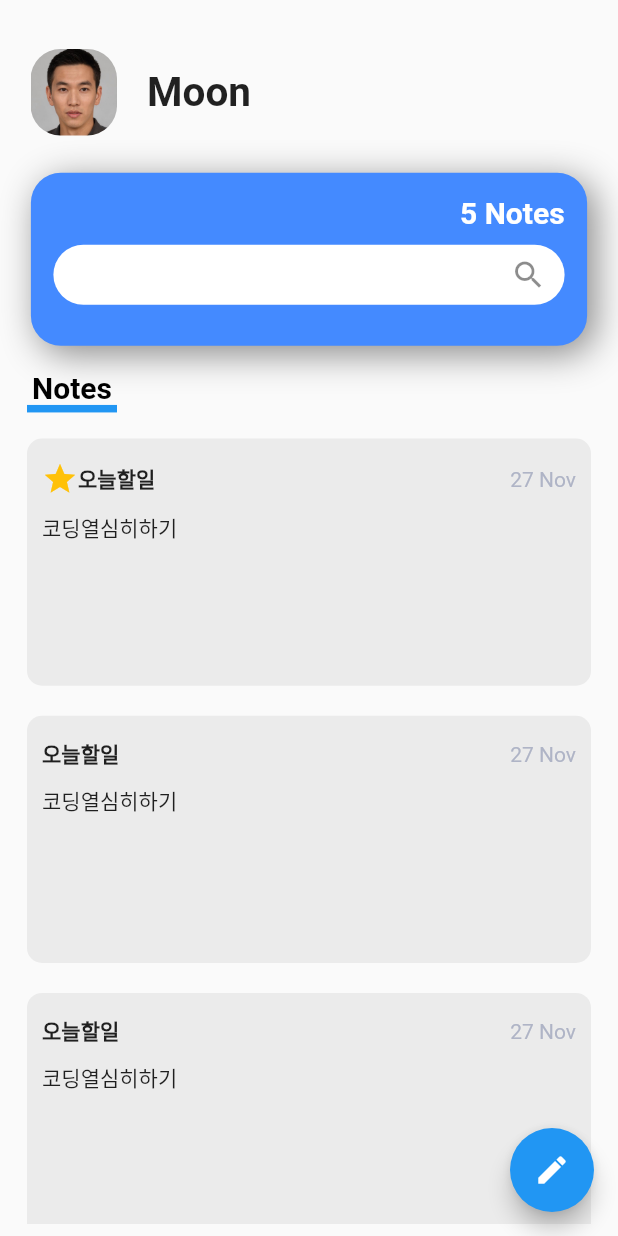
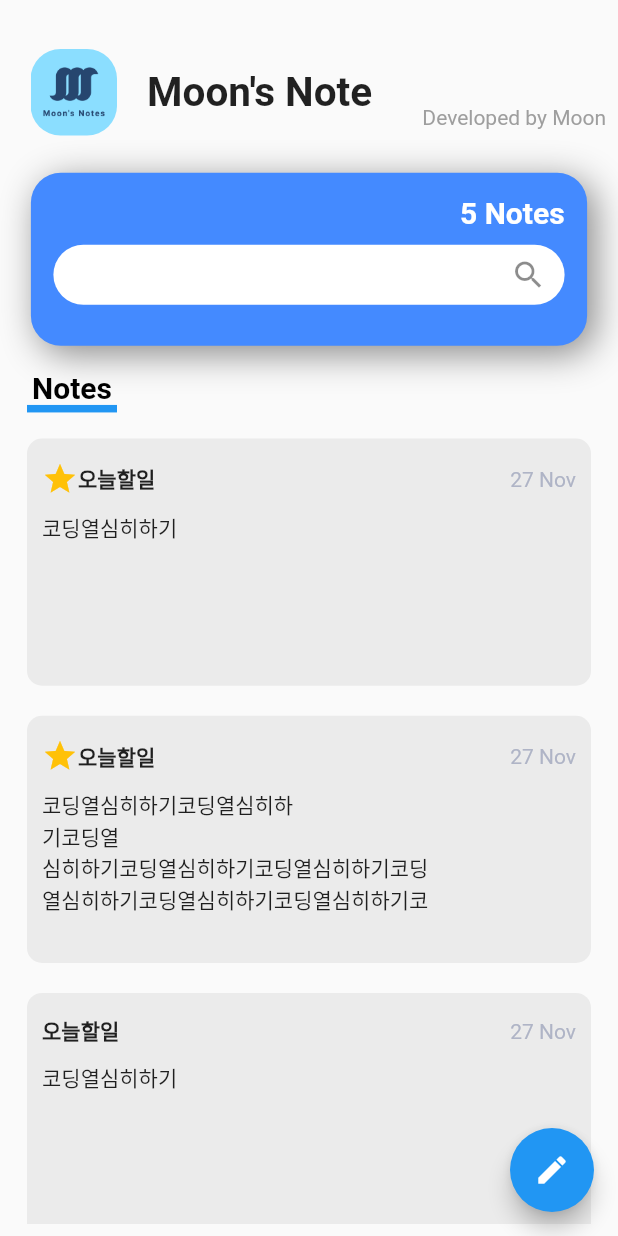
Before and after one commit to mju3356/Moon-s-Notes, a Flutter app: the screen it shows after launch, on a phone screen of 412 x 824 dp. Run offline on Flutter 3.47's test engine with Material 2 defaults, Android fonts, the phone set to English and light mode, and no system bars; our stand-ins replace image_picker.

Commit message:
2020-12-01~02

```diff
--- a/lib/main.dart
+++ b/lib/main.dart
@@ -1,11 +1,17 @@
 import 'package:flutter/material.dart';
-import 'screens/main_page.dart';
+
+import 'package:flutter_notes_app_v1/screens/main_page.dart';
 
 void main() {
   runApp(MyApp());
 }
 
-class MyApp extends StatelessWidget {
+class MyApp extends StatefulWidget {
+  @override
+  _MyAppState createState() => _MyAppState();
+}
+
+class _MyAppState extends State<MyApp> {
   @override
   Widget build(BuildContext context) {
     return MaterialApp(
--- a/lib/model/notes.dart
+++ b/lib/model/notes.dart
@@ -3,11 +3,11 @@ import 'dart:io';
 import 'package:flutter/material.dart';
 
 class Note {
-  final String title;
+  String title;
   final DateTime date;
   bool important;
-  final File image;
-  final String content;
+  File image;
+  String content;
   bool delete;
 
   Note.fromMap(Map<String, dynamic> map)
@@ -18,3 +18,43 @@ class Note {
         content = map['content'],
         delete = false;
 }
+
+//notes Test Data
+List<Note> notes = [
+  Note.fromMap({
+    'title': '오늘할일',
+    'date': DateTime(2020, 11, 27, 21, 30),
+    'content': '코딩열심히하기',
+    'important': true,
+    'image': null
+  }),
+  Note.fromMap({
+    'title': '오늘할일',
+    'date': DateTime(2020, 11, 27, 21, 30),
+    'content': '코딩열심히하기',
+    'important': false,
+    'image': null
+  }),
+  Note.fromMap({
+    'title': '오늘할일',
+    'date': DateTime(2020, 11, 27, 21, 30),
+    'content': '코딩열심히하기',
+    'important': false,
+    'image': null
+  }),
+  Note.fromMap({
+    'title': '오늘할일',
+    'date': DateTime(2020, 11, 27, 21, 30),
+    'content': '코딩열심히하기',
+    'important': false,
+    'image': null
+  }),
+  Note.fromMap({
+    'title': '오늘할일',
+    'date': DateTime(2020, 11, 27, 21, 30),
+    'content':
+        '코딩열심히하기코딩열심히하\n기코딩열\n심히하기코딩열심히하기코딩열심히하기코딩열심히하기코딩열심히하기코딩열심히하기코딩열심히하기코딩열심히하기코딩열심히하기코딩열심히하기코딩열심히하기코딩열심히하기코딩열심히하기코딩열심히하기코딩열심히하기코딩열심히하기',
+    'important': true,
+    'image': null
+  }),
+];
--- a/lib/screens/main_page.dart
+++ b/lib/screens/main_page.dart
@@ -1,3 +1,5 @@
+import 'dart:async';
+
 import 'package:flutter/cupertino.dart';
 import 'package:flutter/foundation.dart';
 import 'package:flutter/material.dart';
@@ -11,68 +13,63 @@ class MainPage extends StatefulWidget {
 }
 
 class _MainPageState extends State<MainPage> {
-  //임의 데이터
-  List<Note> notes = [
-    Note.fromMap({
-      'title': '오늘할일',
-      'date': DateTime(2020, 11, 27, 21, 30),
-      'content': '코딩열심히하기',
-      'important': true,
-      'image': null
-    }),
-    Note.fromMap({
-      'title': '오늘할일',
-      'date': DateTime(2020, 11, 27, 21, 30),
-      'content': '코딩열심히하기',
-      'important': false,
-      'image': null
-    }),
-    Note.fromMap({
-      'title': '오늘할일',
-      'date': DateTime(2020, 11, 27, 21, 30),
-      'content': '코딩열심히하기',
-      'important': false,
-      'image': null
-    }),
-    Note.fromMap({
-      'title': '오늘할일',
-      'date': DateTime(2020, 11, 27, 21, 30),
-      'content': '코딩열심히하기',
-      'important': false,
-      'image': null
-    }),
-    Note.fromMap({
-      'title': '오늘할일',
-      'date': DateTime(2020, 11, 27, 21, 30),
-      'content':
-          '코딩열심히하기코딩열심히하\n기코딩열\n심히하기코딩열심히하기코딩열심히하기코딩열심히하기코딩열심히하기코딩열심히하기코딩열심히하기코딩열심히하기코딩열심히하기코딩열심히하기코딩열심히하기코딩열심히하기코딩열심히하기코딩열심히하기코딩열심히하기코딩열심히하기',
-      'important': true,
-      'image': null
-    }),
-  ];
   TextEditingController _controller = TextEditingController();
   final DateFormat _dateFormat = DateFormat('dd MMM');
   bool _delete = false;
+  List<Widget> results = [];
+
+  callbackImportant(value) {
+    setState(() {
+      notes[value].important = !notes[value].important;
+    });
+  }
+
+  callbackImage(value, image) {
+    setState(() {
+      notes[value].image = image;
+    });
+  }
+
+  int _createNote() {
+    notes.add(Note.fromMap({
+      'title': '제목',
+      'date': DateTime.now(),
+      'content': '내용',
+      'important': false,
+      'image': null
+    }));
+
+    return notes.length - 1;
+  }
 
   @override
   Widget build(BuildContext context) {
-    Size size = MediaQuery.of(context).size;
+    Size size = MediaQuery
+        .of(context)
+        .size;
+    double width = size.width;
     double height = size.height;
-    double width = size.width;
-
-    return Scaffold(
+    return GestureDetector(
+      onTap: () {
+        FocusScope.of(context).unfocus();
+      },
+      child: Scaffold(
         floatingActionButton: FloatingActionButton(
           child: Icon(
             Icons.edit,
             color: Colors.white,
           ),
           onPressed: () {
+            setState(() {
               Navigator.push(
                   context,
                   MaterialPageRoute(
-                  builder: (context) => DetailPage(
-                        note: _createNote(),
-                      )));
+                      builder: (context) =>
+                          DetailPage(
+                              num: _createNote(),
+                              callbackImage: callbackImage,
+                              callbackImportant: callbackImportant)));
+            });
           },
         ),
         body: Padding(
@@ -91,17 +88,27 @@ class _MainPageState extends State<MainPage> {
                     height: height * 0.07,
                     width: height * 0.07,
                     decoration: BoxDecoration(
-                      image:
-                          DecorationImage(image: AssetImage('images/man.jpg')),
+                        image: DecorationImage(
+                            image: AssetImage('images/logo.png')),
                         borderRadius: BorderRadius.circular(20)),
                   ),
                   SizedBox(
                     width: 20,
                   ),
-                Text(
-                  'Moon',
-                  style: TextStyle(fontSize: 27, fontWeight: FontWeight.bold),
-                )
+                  Expanded(
+                    child: Text(
+                      "Moon's Note",
+                      style:
+                      TextStyle(fontSize: 27, fontWeight: FontWeight.bold),
+                    ),
+                  ),
+                  Padding(
+                    padding: EdgeInsets.only(top: height * 0.04),
+                    child: Text(
+                      'Developed by Moon',
+                      style: TextStyle(color: Colors.grey),
+                    ),
+                  ),
                 ],
               ),
               SizedBox(
@@ -124,7 +131,10 @@ class _MainPageState extends State<MainPage> {
                   crossAxisAlignment: CrossAxisAlignment.end,
                   children: [
                     Text(
-                    notes.length.toString() + ' Notes',
+                      _showResults(_controller.text, height, width, _dateFormat)
+                          .length
+                          .toString() +
+                          ' Notes',
                       style: TextStyle(
                           color: Colors.white,
                           fontWeight: FontWeight.bold,
@@ -136,6 +146,13 @@ class _MainPageState extends State<MainPage> {
                     SizedBox(
                       height: 40,
                       child: TextField(
+                        controller: _controller,
+                        onChanged: (text) {
+                          setState(() {
+                            results =
+                                _showResults(text, height, width, _dateFormat);
+                          });
+                        },
                         decoration: InputDecoration(
                           suffixIcon: Icon(Icons.search),
                           border: OutlineInputBorder(
@@ -168,7 +185,6 @@ class _MainPageState extends State<MainPage> {
                     width: 10,
                   ),
                   Row(
-
                     children: [
                       Column(
                         children: [
@@ -186,20 +202,63 @@ class _MainPageState extends State<MainPage> {
                           ),
                         ],
                       ),
-          SizedBox(width: width*0.53,),
+                      SizedBox(
+                        width: width * 0.53,
+                      ),
                       _delete
                           ? SizedBox(
-                            height: height*0.04,
+                          height: height * 0.04,
                           child: RaisedButton(
                             shape: RoundedRectangleBorder(
                                 borderRadius: BorderRadius.circular(20)),
                             color: Colors.red,
-                              onPressed: () {},
-                              child: Text('DEL',style: TextStyle(
+                            onPressed: () {
+                              List _delDatas = [];
+                              for (int i = 0; i < notes.length; i++) {
+                                if (notes[i].delete) {
+                                  _delDatas.add(i);
+                                }
+                              }
+                              showDialog(
+                                context: context,
+                                barrierDismissible: false,
+                                builder: (_) =>
+                                    CupertinoAlertDialog(
+                                      title: Text('삭제'),
+                                      content: Text(
+                                          _delDatas.length.toString() +
+                                              '개의 노트를 삭제하시겠습니까?'),
+                                      actions: [
+                                        CupertinoDialogAction(
+                                          child: Text('No'),
+                                          onPressed: () {
+                                            _delete = false;
+                                            Navigator.of(context).pop();
+                                          },
+                                        ),
+                                        CupertinoDialogAction(
+                                          child: Text('YES'),
+                                          onPressed: () {
+                                            for (int i in _delDatas) {
+                                              setState(() {
+                                                notes.removeAt(i);
+                                              });
+                                            }
+                                            _delete = false;
+                                            Navigator.of(context).pop();
+                                          },
+                                        )
+                                      ],
+                                    ),
+                              );
+                            },
+                            child: Text(
+                              'DEL',
+                              style: TextStyle(
                                   fontSize: 20,
                                   fontWeight: FontWeight.bold,
-                                color: Colors.white
-                              ),),
+                                  color: Colors.white),
+                            ),
                           ))
                           : Container()
                     ],
@@ -211,32 +270,28 @@ class _MainPageState extends State<MainPage> {
               ),
               Expanded(
                 child: ListView(
-                shrinkWrap: true,
-                physics: AlwaysScrollableScrollPhysics(),
-                children: _createNotes(notes, height, width, _dateFormat),
+                  children: _showResults(
+                      _controller.text, height, width, _dateFormat),
                 ),
               )
             ],
           ),
         ),
+      ),
     );
   }
 
-  Note _createNote() {
-    notes.add(Note.fromMap({
-      'title': '제목',
-      'date': DateTime.now(),
-      'content': '내용',
-      'important': false,
-      'image': null
-    }));
-    return notes.last;
-  }
-
-  List<Widget> _createNotes(List<Note> notes, double height, double width,
+  List<Widget> _showResults(String search, double height, double width,
       DateFormat _dateFormatter) {
     List<Widget> results = [];
+    search = search.toUpperCase();
+
+    for (var j = 0; j < 2; j++) {
       for (int i = 0; i < notes.length; i++) {
+        if ((j==0 && notes[i].important)||(j==1 && !notes[i].important)) {
+          if (notes[i].title.toLowerCase().toUpperCase().contains(search) ||
+              notes[i].content.toUpperCase().contains(search) ||
+              notes[i].date.toString().toUpperCase().contains(search)) {
             results.add(Padding(
               padding: EdgeInsets.all(10),
               child: GestureDetector(
@@ -249,8 +304,11 @@ class _MainPageState extends State<MainPage> {
                   Navigator.push(
                       context,
                       MaterialPageRoute(
-                    builder: (context) => DetailPage(
-                          note: notes[i],
+                          builder: (context) =>
+                              DetailPage(
+                                num: i,
+                                callbackImage: callbackImage,
+                                callbackImportant: callbackImportant,
                               )));
                 },
                 child: Container(
@@ -260,7 +318,8 @@ class _MainPageState extends State<MainPage> {
                       color: Color.fromRGBO(235, 235, 235, 1),
                       borderRadius: BorderRadius.circular(10)),
                   child: Padding(
-              padding: const EdgeInsets.symmetric(horizontal: 10, vertical: 15),
+                    padding:
+                    const EdgeInsets.symmetric(horizontal: 10, vertical: 15),
                     child: Column(
                       crossAxisAlignment: CrossAxisAlignment.start,
                       children: [
@@ -307,9 +366,24 @@ class _MainPageState extends State<MainPage> {
                         SizedBox(
                           height: 10,
                         ),
-                  Text(
+                        Row(
+                          children: [
+                            SizedBox(
+                              height: height * 0.11,
+                              width: width * 0.65,
+                              child: Text(
                                 notes[i].content,
                                 maxLines: 4,
+                              ),
+                            ),
+                            notes[i].image == null
+                                ? Container()
+                                : SizedBox(
+                              height: height * 0.1,
+                              width: height * 0.1,
+                              child: Image.file(notes[i].image),
+                            )
+                          ],
                         )
                       ],
                     ),
@@ -318,6 +392,10 @@ class _MainPageState extends State<MainPage> {
               ),
             ));
           }
+        }
+      }
+    }
+
     return results;
   }
 }
```
Also changed, not shown: lib/screens/detail_page.dart (+100 -49 lines). Lines whose indentation alone changed are shown as unchanged.
